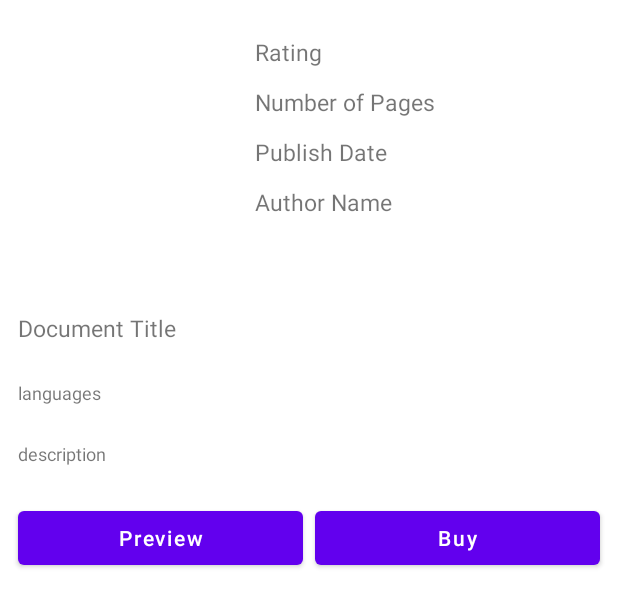
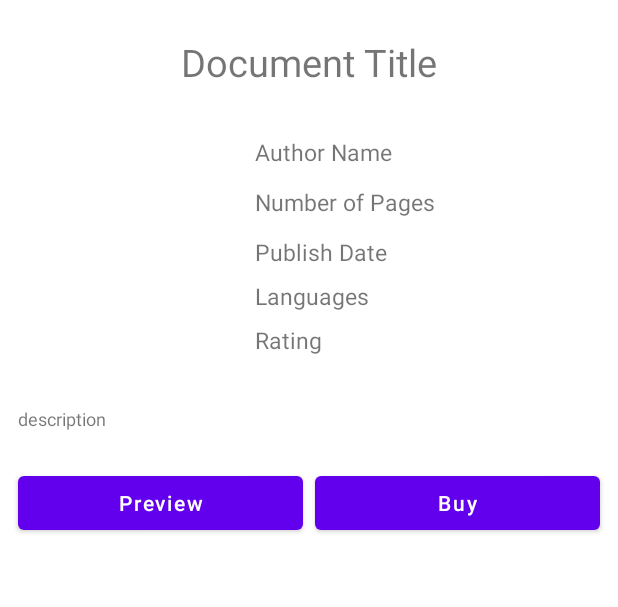
Before and after one commit to cyber-police/Android-PocketLibrary, an Android app: the layout content_scrolling.xml on its own in the app's theme, with its tools: preview values and no code run, on a phone screen of 412 x 824 dp. Shown: the top 607 px of the screen. Run offline under Robolectric (Android 15) with nearby library versions, the phone set to English and light mode, and no system bars.

```diff
--- a/app/src/main/java/com/example/pocketlibray/AdapterDocuments.java
+++ b/app/src/main/java/com/example/pocketlibray/AdapterDocuments.java
@@ -69,6 +69,7 @@ public class AdapterDocuments extends RecyclerView.Adapter<AdapterDocuments.Book
             Intent i = new Intent(context, DocumentsDetails.class);
             i.putExtra("title", documentsInfo.getTitle());
             i.putExtra("language", documentsInfo.getLanguage());
+            i.putExtra("type", documentsInfo.getType());
             i.putExtra("available", documentsInfo.getAvailability());
             i.putExtra("authors", documentsInfo.getAuthors());
             i.putExtra("rating", documentsInfo.getRating());
--- a/app/src/main/java/com/example/pocketlibray/AdapterSpecifiedDocuments.java
+++ b/app/src/main/java/com/example/pocketlibray/AdapterSpecifiedDocuments.java
@@ -74,6 +74,7 @@ public class AdapterSpecifiedDocuments extends RecyclerView.Adapter<AdapterSpeci
                 Intent i = new Intent(context, DocumentsDetails.class);
                 i.putExtra("title", documentsInfo.getTitle());
                 i.putExtra("language", documentsInfo.getLanguage());
+                i.putExtra("type", documentsInfo.getType());
                 i.putExtra("available", documentsInfo.getAvailability());
                 i.putExtra("authors", documentsInfo.getAuthors());
                 i.putExtra("rating", documentsInfo.getRating());
--- a/app/src/main/res/layout/activity_main.xml
+++ b/app/src/main/res/layout/activity_main.xml
@@ -70,6 +70,7 @@
         android:layout_width="wrap_content"
         android:layout_height="wrap_content"
         app:backgroundTint="?attr/colorPrimary"
+        android:onClick="leaveResponse"
         android:layout_alignParentEnd="true"
         android:layout_alignParentBottom="true"
         android:layout_marginEnd="@dimen/fab_margin"
--- a/app/src/main/res/layout/content_scrolling.xml
+++ b/app/src/main/res/layout/content_scrolling.xml
@@ -2,10 +2,10 @@
 <androidx.core.widget.NestedScrollView xmlns:android="http://schemas.android.com/apk/res/android"
     xmlns:app="http://schemas.android.com/apk/res-auto"
     xmlns:tools="http://schemas.android.com/tools"
+    style="@style/CustomDocumentsDetails"
     android:layout_width="match_parent"
     android:layout_height="match_parent"
     app:layout_behavior="@string/appbar_scrolling_view_behavior"
-    style="@style/CustomDocumentsDetails"
     tools:context=".DocumentsDetails"
     tools:showIn="@layout/activity_book_details">
 
@@ -14,12 +14,21 @@
         android:layout_height="match_parent"
         android:orientation="vertical">
 
+        <TextView
+            android:id="@+id/idTVTitle"
+            android:layout_width="match_parent"
+            android:layout_height="wrap_content"
+            android:layout_marginTop="20dp"
+            android:gravity="center"
+            android:padding="4dp"
+            android:text="@string/document_title"
+            android:textSize="25sp" />
+
         <LinearLayout
             android:layout_width="match_parent"
             android:layout_height="wrap_content"
             android:orientation="horizontal">
 
-            <!--Image view for displaying our book image-->
             <ImageView
                 android:id="@+id/idIVbook"
                 android:layout_width="130dp"
@@ -32,26 +41,24 @@
                 android:layout_marginTop="20dp"
                 android:orientation="vertical">
 
-                <!--Text view for displaying book publisher-->
                 <TextView
-                    android:id="@+id/idTVrating"
+                    android:id="@+id/idTVpublisher"
                     android:layout_width="match_parent"
                     android:layout_height="wrap_content"
+                    android:layout_marginTop="4dp"
                     android:padding="4dp"
-                    android:text="@string/rating"
+                    android:text="@string/author_name"
                     android:textSize="15sp" />
 
-                <!--text view for displaying number of pages of book-->
                 <TextView
                     android:id="@+id/idTVNoOfPages"
                     android:layout_width="match_parent"
                     android:layout_height="wrap_content"
                     android:layout_marginTop="4dp"
                     android:padding="4dp"
-                    android:text="@string/numberOfPages"
+                    android:text="@string/number_of_pages"
                     android:textSize="15sp" />
 
-                <!--text view for displaying book publish date-->
                 <TextView
                     android:id="@+id/idTVPublishDate"
                     android:layout_width="match_parent"
@@ -62,39 +69,25 @@
                     android:textSize="15sp" />
 
                 <TextView
-                    android:id="@+id/idTVpublisher"
+                    android:id="@+id/idTVLanguages"
                     android:layout_width="match_parent"
                     android:layout_height="wrap_content"
-                    android:layout_marginTop="4dp"
                     android:padding="4dp"
-                    android:text="@string/authorName"
+                    android:text="@string/languages"
+                    android:textSize="15sp" />
+
+                <TextView
+                    android:id="@+id/idTVrating"
+                    android:layout_width="match_parent"
+                    android:layout_height="wrap_content"
+                    android:padding="4dp"
+                    android:text="@string/rating"
                     android:textSize="15sp" />
 
             </LinearLayout>
 
         </LinearLayout>
 
-        <!--text view for displaying book title-->
-        <TextView
-            android:id="@+id/idTVTitle"
-            android:layout_width="match_parent"
-            android:layout_height="wrap_content"
-            android:layout_margin="8dp"
-            android:padding="4dp"
-            android:text="@string/documentTitle"
-            android:textSize="15sp" />
-
-        <!--text view for displaying book subtitle-->
-        <TextView
-            android:id="@+id/idTVLanguages"
-            android:layout_width="match_parent"
-            android:layout_height="wrap_content"
-            android:layout_margin="8dp"
-            android:padding="4dp"
-            android:text="@string/languages"
-            android:textSize="12sp" />
-
-        <!--text view for displaying book description-->
         <TextView
             android:id="@+id/idTVDescription"
             android:layout_width="match_parent"
@@ -111,7 +104,6 @@
             android:orientation="horizontal"
             android:weightSum="2">
 
-            <!--button for displaying book preview-->
             <Button
                 android:id="@+id/idBtnPreview"
                 android:layout_width="0dp"
@@ -121,7 +113,6 @@
                 android:text="@string/preview"
                 android:textAllCaps="false" />
 
-            <!--button for opening buying page of the book-->
             <Button
                 android:id="@+id/idBtnBuy"
                 android:layout_width="0dp"
--- a/app/src/main/res/layout/fragment_authors.xml
+++ b/app/src/main/res/layout/fragment_authors.xml
@@ -27,7 +27,7 @@
             android:layout_marginTop="10dp"
             android:layout_toEndOf="@id/idIVAuthor"
             android:padding="3dp"
-            android:text="@string/authorName"
+            android:text="@string/author_name"
             android:textSize="11sp" />
 
         <TextView
@@ -38,7 +38,7 @@
             android:layout_alignParentEnd="true"
             android:layout_marginEnd="5dp"
             android:padding="3dp"
-            android:text="@string/datesOfLiving"
+            android:text="@string/dates_of_living"
             android:textSize="11sp" />
 
         <TextView
--- a/app/src/main/res/layout/fragment_categories.xml
+++ b/app/src/main/res/layout/fragment_categories.xml
@@ -19,7 +19,7 @@
             android:layout_width="match_parent"
             android:layout_height="wrap_content"
             android:padding="3dp"
-            android:text="@string/categoryName"
+            android:text="@string/category_name"
             android:textSize="36sp" />
 
     </RelativeLayout>
--- a/app/src/main/res/layout/fragment_documents.xml
+++ b/app/src/main/res/layout/fragment_documents.xml
@@ -27,7 +27,7 @@
             android:layout_marginTop="10dp"
             android:layout_toEndOf="@id/idIVBook"
             android:padding="3dp"
-            android:text="@string/documentTitle"
+            android:text="@string/document_title"
             android:textSize="11sp" />
 
         <TextView
@@ -38,7 +38,7 @@
             android:layout_marginTop="3dp"
             android:layout_toEndOf="@id/idIVBook"
             android:padding="3dp"
-            android:text="@string/documentAuthor"
+            android:text="@string/document_author"
             android:textSize="11sp" />
 
         <TextView
@@ -49,7 +49,7 @@
             android:layout_marginTop="3dp"
             android:layout_toEndOf="@id/idIVBook"
             android:padding="3dp"
-            android:text="@string/numberOfPages"
+            android:text="@string/number_of_pages"
             android:textSize="11sp" />
 
         <TextView
--- a/app/src/main/res/values/strings.xml
+++ b/app/src/main/res/values/strings.xml
@@ -4,14 +4,14 @@
     <string name="authors">Authors</string>
     <string name="documents">Documents</string>
     <string name="title_activity_documents_details">DocumentsDetails</string>
-    <string name="documentTitle">Document Title</string>
-    <string name="documentAuthor">Document Author</string>
-    <string name="numberOfPages">Number of Pages</string>
+    <string name="document_title">Document Title</string>
+    <string name="document_author">Document Author</string>
+    <string name="number_of_pages">Number of Pages</string>
     <string name="date">Publish Date</string>
     <string name="rating">Rating</string>
-    <string name="authorName">Author Name</string>
-    <string name="categoryName">Category Name</string>
-    <string name="datesOfLiving">datesOfLiving</string>
+    <string name="author_name">Author Name</string>
+    <string name="category_name">Category Name</string>
+    <string name="dates_of_living">datesOfLiving</string>
     <string name="large_text">
         "Material is the metaphor.\n\n"
 
@@ -102,10 +102,12 @@
         "when a user tries to pick up one of cards.\n\n"
     </string>
     <string name="action_settings">Settings</string>
-    <!-- TODO: Remove or change this placeholder text -->
-    <string name="hello_blank_fragment">Hello blank fragment</string>
-    <string name="languages">languages</string>
+    <string name="leave_respond_app">Leave a response about this app!</string>
+    <string name="leave_respond_document">Leave a response about this</string>
+    <string name="languages">Languages</string>
     <string name="description">description</string>
     <string name="preview">Preview</string>
     <string name="buy">Buy</string>
+    <string name="email">Email</string>
+    <string name="your_text">Your expressions, wishes, questions…</string>
 </resources>
```
Also changed, not shown: app/src/main/java/com/example/pocketlibray/DocumentsDetails.java (+8 -9 lines), app/src/main/java/com/example/pocketlibray/DocumentsInfo.java (+11 -1 lines), app/src/main/java/com/example/pocketlibray/MainActivity.java (+6 -4 lines), app/src/main/java/com/example/pocketlibray/RespondFragment.java (added, +60 -0 lines), app/src/main/res/layout/fragment_respond.xml (added, +39 -0 lines).
